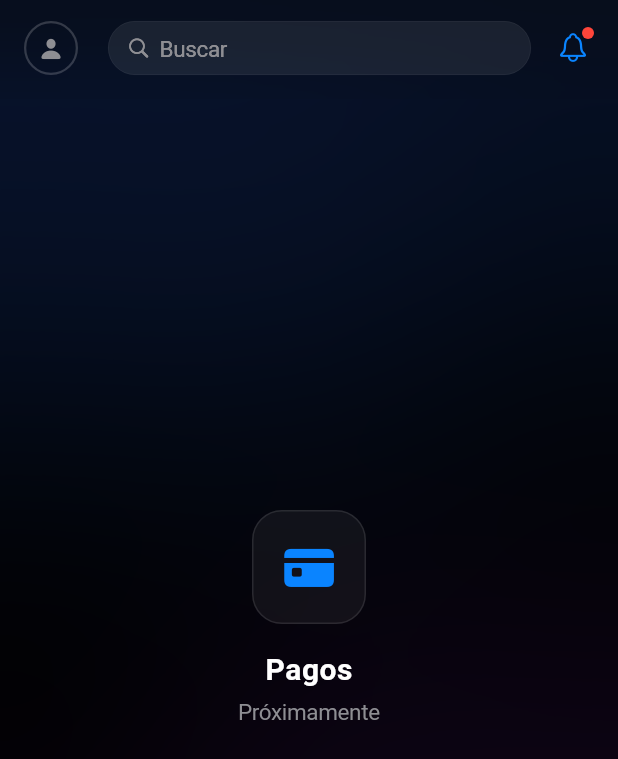
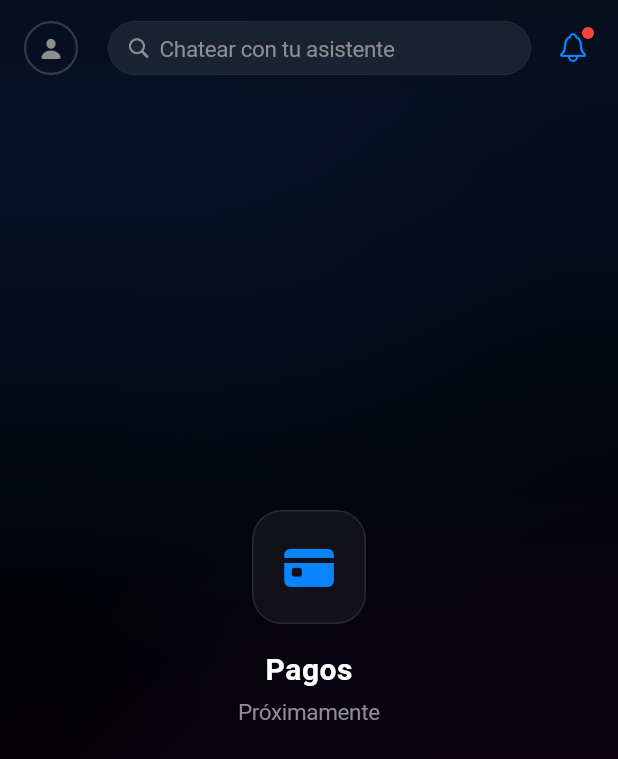
Before and after one commit to D3LT4-Tomin/santafe, a Flutter app: the PagosScreen screen opened directly, on a phone screen of 412 x 824 dp. Shown: the top 759 px of the screen. Run offline on Flutter 3.47's test engine with Material 3 defaults, Android fonts, the phone set to English and light mode, and no system bars; network calls fail.

Commit message:
Update navigation implementations: fix tab jumping, add header navigation, expense detail navigation, weekly summary to insights, and account add button flows

```diff
--- a/lib/widgets/header_row.dart
+++ b/lib/widgets/header_row.dart
@@ -3,12 +3,19 @@ import 'package:flutter/cupertino.dart';
 import 'package:flutter/material.dart';
 import 'package:flutter/services.dart';
 import '../theme/app_theme.dart';
+import '../screens/user_account_screen.dart';
+import '../screens/notification_screen.dart';
 
 // ─── Header Row ───────────────────────────────────────────────────────────────
 class HeaderRow extends StatelessWidget {
   final ValueNotifier<double> searchBarOpacity;
+  final VoidCallback? onSearchPressed;
 
-  const HeaderRow({super.key, required this.searchBarOpacity});
+  const HeaderRow({
+    super.key,
+    required this.searchBarOpacity,
+    this.onSearchPressed,
+  });
 
   @override
   Widget build(BuildContext context) {
@@ -39,7 +46,15 @@ class HeaderRow extends StatelessWidget {
               crossAxisAlignment: CrossAxisAlignment.center,
               children: [
                 GestureDetector(
-                  onTap: () => HapticFeedback.lightImpact(),
+                  onTap: () {
+                    HapticFeedback.lightImpact();
+                    // Navigate to user account screen
+                    Navigator.of(context).push(
+                      CupertinoPageRoute(
+                        builder: (context) => const UserAccountScreen(),
+                      ),
+                    );
+                  },
                   child: Container(
                     width: avatarW,
                     height: avatarW,
@@ -102,16 +117,7 @@ class HeaderRow extends StatelessWidget {
                                       size: 16,
                                     ),
                                     SizedBox(width: 6),
-                                    Expanded(
-                                      child: Text(
-                                        'Buscar',
-                                        overflow: TextOverflow.fade,
-                                        maxLines: 1,
-                                        softWrap: false,
-                                        style: AppTextStyles.subheadline,
-                                      ),
-                                    ),
-                                    SizedBox(width: 12),
+                                    SizedBox(width: 16),
                                   ],
                                 ),
                               ),
@@ -123,18 +129,18 @@ class HeaderRow extends StatelessWidget {
                               maxWidth: double.infinity,
                               child: SizedBox(
                                 width: maxSearchW,
-                                child: const Row(
+                                child: Row(
                                   children: [
-                                    SizedBox(width: 12),
-                                    Icon(
+                                    const SizedBox(width: 12),
+                                    const Icon(
                                       CupertinoIcons.search,
                                       color: AppColors.secondaryLabel,
                                       size: 16,
                                     ),
-                                    SizedBox(width: 6),
+                                    const SizedBox(width: 6),
                                     Expanded(
                                       child: CupertinoTextField(
-                                        placeholder: 'Buscar',
+                                        placeholder: 'Chatear con tu asistente',
                                         placeholderStyle:
                                             AppTextStyles.subheadline,
                                         style: TextStyle(
@@ -145,9 +151,11 @@ class HeaderRow extends StatelessWidget {
                                         ),
                                         decoration: BoxDecoration(),
                                         padding: EdgeInsets.zero,
+                                        onTap:
+                                            onSearchPressed, // Use the callback passed from parent
                                       ),
                                     ),
-                                    SizedBox(width: 12),
+                                    const SizedBox(width: 12),
                                   ],
                                 ),
                               ),
@@ -190,7 +198,16 @@ class NavButton extends StatelessWidget {
   @override
   Widget build(BuildContext context) {
     return GestureDetector(
-      onTap: () => HapticFeedback.lightImpact(),
+      onTap: () {
+        HapticFeedback.lightImpact();
+        if (icon == CupertinoIcons.bell) {
+          Navigator.of(context).push(
+            CupertinoPageRoute(
+              builder: (context) => const NotificationScreen(),
+            ),
+          );
+        }
+      },
       child: SizedBox(
         width: 44,
         height: 44,
```
Also changed, not shown: lib/shell/app_shell.dart (+15 -9 lines), lib/widgets/cards.dart (+54 -16 lines), lib/widgets/expense_widgets.dart (+54 -26 lines).
